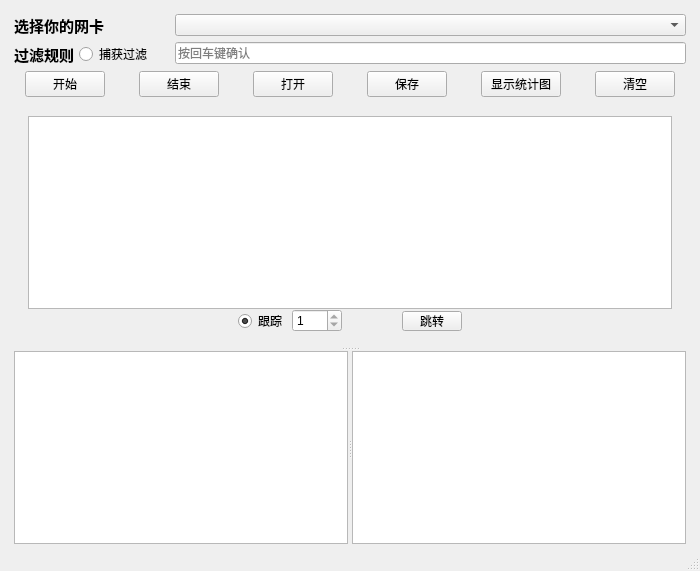
Above: src/mainwindow.ui from fonqL/sniffer before the change. Below: the same form after it.
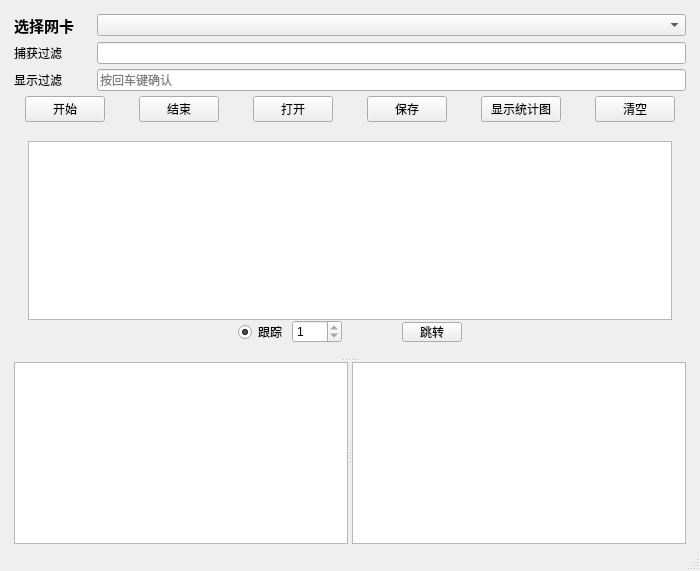
That is the form after the change.

```diff
--- a/src/mainwindow.ui
+++ b/src/mainwindow.ui
@@ -42,43 +42,36 @@
          </font>
         </property>
         <property name="text">
-         <string>选择你的网卡</string>
+         <string>选择网卡</string>
         </property>
        </widget>
       </item>
       <item row="0" column="1">
        <widget class="QComboBox" name="comboBox"/>
       </item>
-      <item row="1" column="0">
-       <layout class="QHBoxLayout" name="horizontalLayout_2">
-        <property name="spacing">
-         <number>5</number>
-        </property>
-        <item>
-         <widget class="QLabel" name="label_11">
-          <property name="font">
-           <font>
-            <family>Arial</family>
-            <pointsize>11</pointsize>
-            <bold>true</bold>
-           </font>
-          </property>
-          <property name="text">
-           <string>过滤规则</string>
-          </property>
-         </widget>
-        </item>
-        <item>
-         <widget class="QRadioButton" name="radioButton">
-          <property name="text">
-           <string>捕获过滤</string>
-          </property>
-         </widget>
-        </item>
-       </layout>
-      </item>
       <item row="1" column="1">
        <widget class="QLineEdit" name="lineEdit">
+        <property name="placeholderText">
+         <string/>
+        </property>
+       </widget>
+      </item>
+      <item row="1" column="0">
+       <widget class="QLabel" name="label_3">
+        <property name="text">
+         <string>捕获过滤</string>
+        </property>
+       </widget>
+      </item>
+      <item row="2" column="0">
+       <widget class="QLabel" name="label_4">
+        <property name="text">
+         <string>显示过滤</string>
+        </property>
+       </widget>
+      </item>
+      <item row="2" column="1">
+       <widget class="QLineEdit" name="lineEdit_2">
         <property name="placeholderText">
          <string>按回车键确认</string>
         </property>
```
